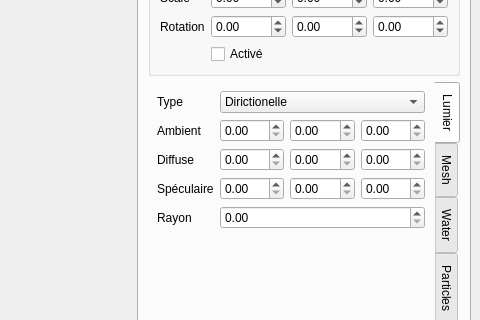
Above: sources/interface.ui from b4n92uid/theball-editor before the change; both pictures show x 346 to 826 and y 163 to 483 of the 826 by 677 pixel window. Below: the same form after it.
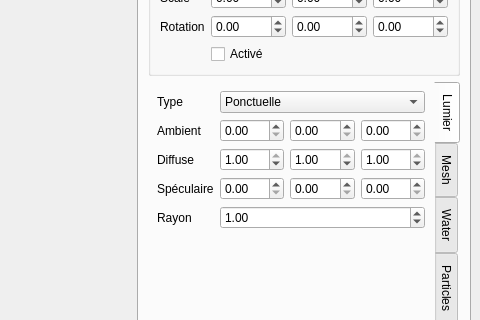
That is the form after the change. The open tabs and pages were chosen to show the change. Icons and pictures are not drawn. Custom widgets are drawn as their Qt base class.

Commit message: Imp: interface ui

The edit to the form file:
```diff
--- a/sources/interface.ui
+++ b/sources/interface.ui
@@ -456,11 +456,6 @@
                </item>
                <item row="0" column="1">
                 <widget class="QComboBox" name="node_light_type">
-                 <item>
-                  <property name="text">
-                   <string>Dirictionelle</string>
-                  </property>
-                 </item>
                  <item>
                   <property name="text">
                    <string>Ponctuelle</string>
@@ -526,6 +521,9 @@
                    <property name="singleStep">
                     <double>0.100000000000000</double>
                    </property>
+                   <property name="value">
+                    <double>1.000000000000000</double>
+                   </property>
                   </widget>
                  </item>
                  <item>
@@ -536,6 +534,9 @@
                    <property name="singleStep">
                     <double>0.100000000000000</double>
                    </property>
+                   <property name="value">
+                    <double>1.000000000000000</double>
+                   </property>
                   </widget>
                  </item>
                  <item>
@@ -546,6 +547,9 @@
                    <property name="singleStep">
                     <double>0.100000000000000</double>
                    </property>
+                   <property name="value">
+                    <double>1.000000000000000</double>
+                   </property>
                   </widget>
                  </item>
                 </layout>
@@ -603,6 +607,9 @@
                  <property name="maximum">
                   <double>64.000000000000000</double>
                  </property>
+                 <property name="value">
+                  <double>1.000000000000000</double>
+                 </property>
                 </widget>
                </item>
               </layout>
```
Left out of the diff: 7 changed lines with no effect on the pictures.
